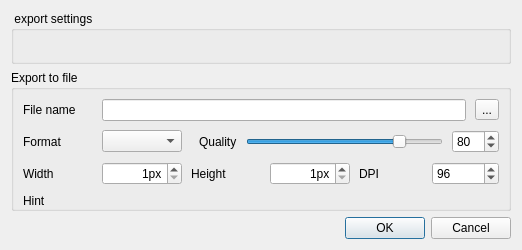
First picture: the form in src/corelibs/U2Gui/src/util/ui/ExportImageDialog.ui, repository violethaze74/ugene, before the edit.
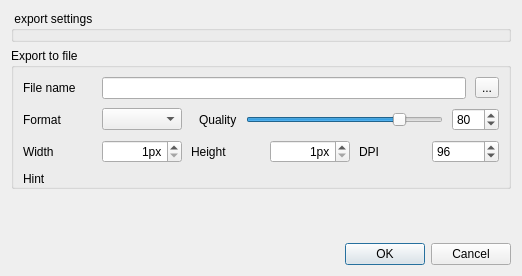
Second picture: the form after the edit.

Commit message: UGENE-3434 fix #2: sequence export improvements

Diff of the .ui file:
```diff
--- a/src/corelibs/U2Gui/src/util/ui/ExportImageDialog.ui
+++ b/src/corelibs/U2Gui/src/util/ui/ExportImageDialog.ui
@@ -7,11 +7,11 @@
     <x>0</x>
     <y>0</y>
     <width>522</width>
-    <height>250</height>
+    <height>276</height>
    </rect>
   </property>
   <property name="sizePolicy">
-   <sizepolicy hsizetype="Expanding" vsizetype="Preferred">
+   <sizepolicy hsizetype="Expanding" vsizetype="Fixed">
     <horstretch>0</horstretch>
     <verstretch>0</verstretch>
    </sizepolicy>
@@ -365,9 +365,6 @@
       </item>
       <item>
        <widget class="QLabel" name="hintLabel">
-        <property name="enabled">
-         <bool>true</bool>
-        </property>
         <property name="text">
          <string>Hint</string>
         </property>
@@ -385,6 +382,19 @@
      </layout>
     </widget>
    </item>
+   <item>
+    <spacer name="verticalSpacer">
+     <property name="orientation">
+      <enum>Qt::Vertical</enum>
+     </property>
+     <property name="sizeHint" stdset="0">
+      <size>
+       <width>20</width>
+       <height>20</height>
+      </size>
+     </property>
+    </spacer>
+   </item>
    <item>
     <widget class="QDialogButtonBox" name="buttonBox">
      <property name="standardButtons">
```
The commit also changes 14 other files.
